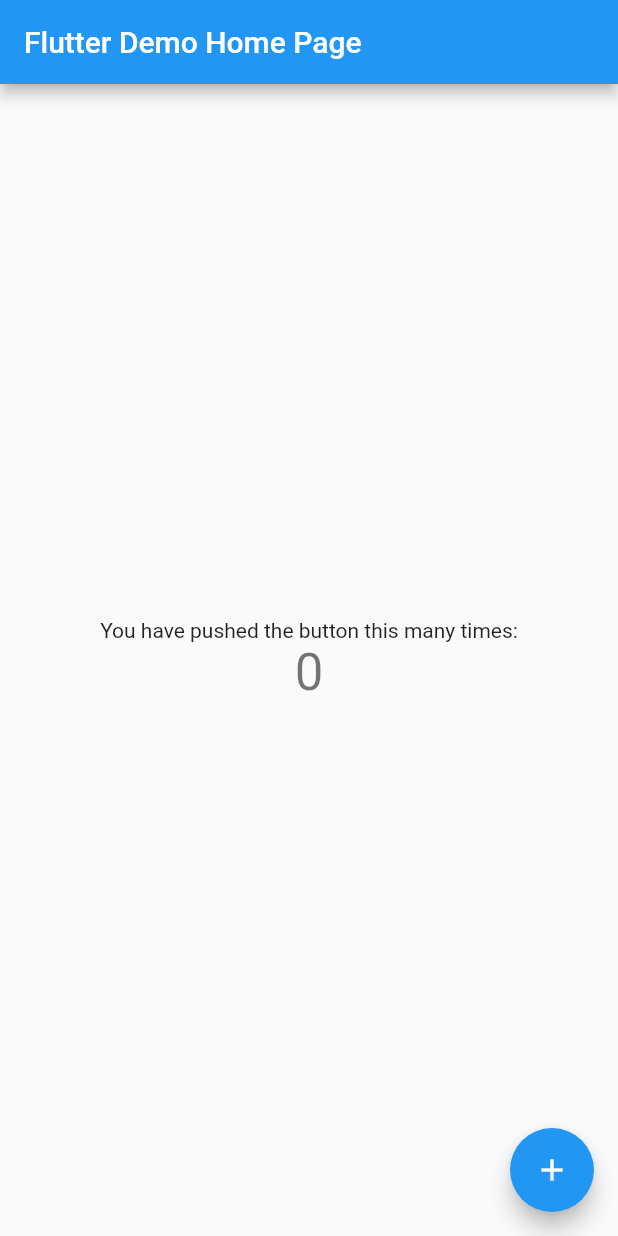
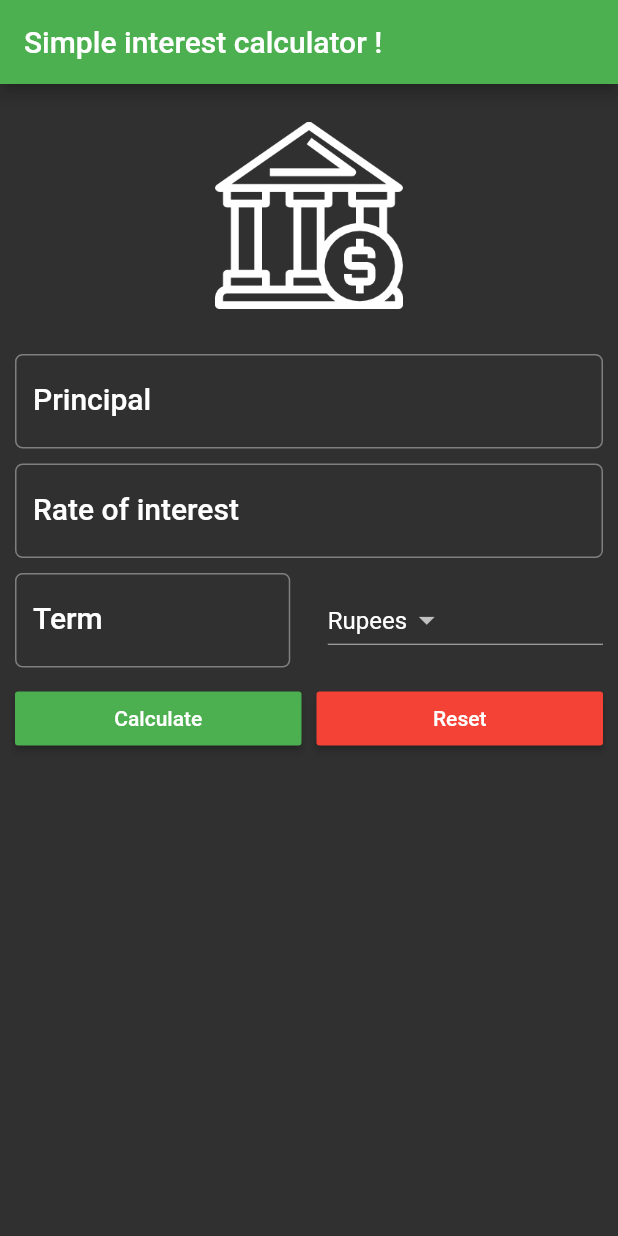
Before and after one commit to tonujewel/Calculator-UI-design---flutter, a Flutter app: the screen it shows after launch, on a phone screen of 412 x 824 dp. Run offline on Flutter 3.47's test engine with Material 2 defaults, Android fonts, the phone set to English and light mode, and no system bars.

Commit message:
Style textfield raised button spineer text

```diff
--- a/lib/main.dart
+++ b/lib/main.dart
@@ -1,117 +1,196 @@
+import 'package:flutter/cupertino.dart';
 import 'package:flutter/material.dart';
 
 void main() {
-  runApp(MyApp());
+  runApp(MaterialApp(
+    debugShowCheckedModeBanner: false,
+    title: "Simple Interest",
+    home: SIForm(),
+    theme: ThemeData(
+        brightness: Brightness.dark,
+        primaryColor: Colors.green,
+        accentColor: Colors.green),
+  ));
 }
 
-class MyApp extends StatelessWidget {
-  // This widget is the root of your application.
+class SIForm extends StatefulWidget {
   @override
-  Widget build(BuildContext context) {
-    return MaterialApp(
-      title: 'Flutter Demo',
-      theme: ThemeData(
-        // This is the theme of your application.
-        //
-        // Try running your application with "flutter run". You'll see the
-        // application has a blue toolbar. Then, without quitting the app, try
-        // changing the primarySwatch below to Colors.green and then invoke
-        // "hot reload" (press "r" in the console where you ran "flutter run",
-        // or simply save your changes to "hot reload" in a Flutter IDE).
-        // Notice that the counter didn't reset back to zero; the application
-        // is not restarted.
-        primarySwatch: Colors.blue,
-        // This makes the visual density adapt to the platform that you run
-        // the app on. For desktop platforms, the controls will be smaller and
-        // closer together (more dense) than on mobile platforms.
-        visualDensity: VisualDensity.adaptivePlatformDensity,
-      ),
-      home: MyHomePage(title: 'Flutter Demo Home Page'),
-    );
+  State<StatefulWidget> createState() {
+    return _SIFormState();
   }
 }
 
-class MyHomePage extends StatefulWidget {
-  MyHomePage({Key key, this.title}) : super(key: key);
+class _SIFormState extends State<SIForm> {
+  var _currencies = ['Rupees', 'Dollars', 'Pounds'];
+  final _minimumPadding = 5.0;
+  var _currentItemSelected = 'Rupees';
+  var displayResult = '';
 
-  // This widget is the home page of your application. It is stateful, meaning
-  // that it has a State object (defined below) that contains fields that affect
-  // how it looks.
-
-  // This class is the configuration for the state. It holds the values (in this
-  // case the title) provided by the parent (in this case the App widget) and
-  // used by the build method of the State. Fields in a Widget subclass are
-  // always marked "final".
-
-  final String title;
+  TextEditingController principalController = TextEditingController();
+  TextEditingController roiController = TextEditingController();
+  TextEditingController termController = TextEditingController();
 
   @override
-  _MyHomePageState createState() => _MyHomePageState();
-}
+  Widget build(BuildContext context) {
+    TextStyle textStyle = Theme.of(context).textTheme.headline6;
+    return Scaffold(
+      resizeToAvoidBottomPadding: false,
+      appBar: AppBar(
+        title: Text("Simple interest calculator !"),
+      ),
+      body: Container(
+        padding: EdgeInsets.only(right: 10.0, left: 10.0),
+        child: Column(
+          children: <Widget>[
+            getImageAsset(),
+            Padding(
+              padding: EdgeInsets.only(
+                  top: _minimumPadding, bottom: _minimumPadding),
+              child: TextField(
+                keyboardType: TextInputType.number,
+                style: textStyle,
+                controller: principalController,
+                decoration: InputDecoration(
+                    labelText: 'Principal',
+                    hintText: "Enter Principal e.g 12000",
+                    labelStyle: textStyle,
+                    border: OutlineInputBorder(
+                        borderRadius: BorderRadius.circular(5.0))),
+              ),
+            ),
+            Padding(
+              padding: EdgeInsets.only(
+                  top: _minimumPadding, bottom: _minimumPadding),
+              child: TextField(
+                keyboardType: TextInputType.number,
+                style: textStyle,
+                controller: roiController,
+                decoration: InputDecoration(
+                    labelText: 'Rate of interest',
+                    hintText: 'In parcent',
+                    labelStyle: textStyle,
+                    border: OutlineInputBorder(
+                        borderRadius: BorderRadius.circular(5.0))),
+              ),
+            ),
+            Padding(
+                padding: EdgeInsets.only(
+                    top: _minimumPadding, bottom: _minimumPadding),
+                child: Row(
+                  children: <Widget>[
+                    Expanded(
+                        child: TextField(
+                      keyboardType: TextInputType.number,
+                      style: textStyle,
+                      controller: termController,
+                      decoration: InputDecoration(
+                          labelText: 'Term',
+                          hintText: 'Time in years',
+                          labelStyle: textStyle,
+                          border: OutlineInputBorder(
+                              borderRadius: BorderRadius.circular(5.0))),
+                    )),
+                    Container(
+                      width: _minimumPadding * 5,
+                    ),
+                    Expanded(
+                        child: DropdownButton<String>(
+                      items: _currencies.map((String value) {
+                        return DropdownMenuItem<String>(
+                          value: value,
+                          child: Text(value),
+                        );
+                      }).toList(),
+                      value: _currentItemSelected,
+                      onChanged: (String newSelectedValue) {
+                        _onDropDownItemSelected(newSelectedValue);
+                      },
+                    ))
+                  ],
+                )),
+            Padding(
+                padding: EdgeInsets.only(
+                    top: _minimumPadding, bottom: _minimumPadding),
+                child: Row(
+                  children: <Widget>[
+                    Expanded(
+                      child: RaisedButton(
+                        color: Colors.green,
+                        textColor: Colors.white,
+                        child: Text('Calculate'),
+                        onPressed: () {
+                          setState(() {
+                            displayResult = _calculateTotalReturns();
+                          });
+                          // do calculate
+                        },
+                      ),
+                    ),
+                    Container(
+                      width: _minimumPadding * 2,
+                    ),
+                    Expanded(
+                      child: RaisedButton(
+                        color: Colors.red,
+                        textColor: Colors.white,
+                        child: Text('Reset'),
+                        onPressed: () {
+                          setState(() {
+                            _doReset();
+                          });
+                        },
+                      ),
+                    )
+                  ],
+                )),
+            Padding(
+              padding: EdgeInsets.only(
+                  top: _minimumPadding * 2, bottom: _minimumPadding),
+              child: Text(this.displayResult, style: textStyle,
+              ),
+            )
+          ],
+        ),
+      ),
+    );
+  }
 
-class _MyHomePageState extends State<MyHomePage> {
-  int _counter = 0;
+  Widget getImageAsset() {
+    AssetImage assetImage = AssetImage('images/bank.png');
+    Image image = Image(
+      image: assetImage,
+      width: 125.0,
+      height: 125.0,
+      color: Colors.white,
+    );
+    return Container(
+      child: image,
+      margin: EdgeInsets.all(_minimumPadding * 5),
+    );
+  }
 
-  void _incrementCounter() {
+  void _onDropDownItemSelected(String newValueSelected) {
     setState(() {
-      // This call to setState tells the Flutter framework that something has
-      // changed in this State, which causes it to rerun the build method below
-      // so that the display can reflect the updated values. If we changed
-      // _counter without calling setState(), then the build method would not be
-      // called again, and so nothing would appear to happen.
-      _counter++;
+      this._currentItemSelected = newValueSelected;
     });
   }
 
-  @override
-  Widget build(BuildContext context) {
-    // This method is rerun every time setState is called, for instance as done
-    // by the _incrementCounter method above.
-    //
-    // The Flutter framework has been optimized to make rerunning build methods
-    // fast, so that you can just rebuild anything that needs updating rather
-    // than having to individually change instances of widgets.
-    return Scaffold(
-      appBar: AppBar(
-        // Here we take the value from the MyHomePage object that was created by
-        // the App.build method, and use it to set our appbar title.
-        title: Text(widget.title),
-      ),
-      body: Center(
-        // Center is a layout widget. It takes a single child and positions it
-        // in the middle of the parent.
-        child: Column(
-          // Column is also a layout widget. It takes a list of children and
-          // arranges them vertically. By default, it sizes itself to fit its
-          // children horizontally, and tries to be as tall as its parent.
-          //
-          // Invoke "debug painting" (press "p" in the console, choose the
-          // "Toggle Debug Paint" action from the Flutter Inspector in Android
-          // Studio, or the "Toggle Debug Paint" command in Visual Studio Code)
-          // to see the wireframe for each widget.
-          //
-          // Column has various properties to control how it sizes itself and
-          // how it positions its children. Here we use mainAxisAlignment to
-          // center the children vertically; the main axis here is the vertical
-          // axis because Columns are vertical (the cross axis would be
-          // horizontal).
-          mainAxisAlignment: MainAxisAlignment.center,
-          children: <Widget>[
-            Text(
-              'You have pushed the button this many times:',
-            ),
-            Text(
-              '$_counter',
-              style: Theme.of(context).textTheme.headline4,
-            ),
-          ],
-        ),
-      ),
-      floatingActionButton: FloatingActionButton(
-        onPressed: _incrementCounter,
-        tooltip: 'Increment',
-        child: Icon(Icons.add),
-      ), // This trailing comma makes auto-formatting nicer for build methods.
-    );
+  String _calculateTotalReturns() {
+    double principal = double.parse(principalController.text);
+    double roi = double.parse(roiController.text);
+    double term = double.parse(termController.text);
+
+    double totalAmountPayable = principal + (principal * roi * term) / 100;
+    String result =
+        'After $term years, your investment will be worth $totalAmountPayable $_currentItemSelected';
+    return result;
+  }
+
+  void _doReset(){
+    principalController.text = '';
+    roiController.text = '';
+    termController.text = '';
+    displayResult = '';
+    _currentItemSelected = _currencies[0];
   }
 }
--- a/pubspec.yaml
+++ b/pubspec.yaml
@@ -45,8 +45,8 @@ flutter:
   uses-material-design: true
 
   # To add assets to your application, add an assets section, like this:
-  # assets:
-  #   - images/a_dot_burr.jpeg
+  assets:
+   - images/bank.png
   #   - images/a_dot_ham.jpeg
 
   # An image asset can refer to one or more resolution-specific "variants", see
```
Also changed, not shown: images/bank.png (added).
